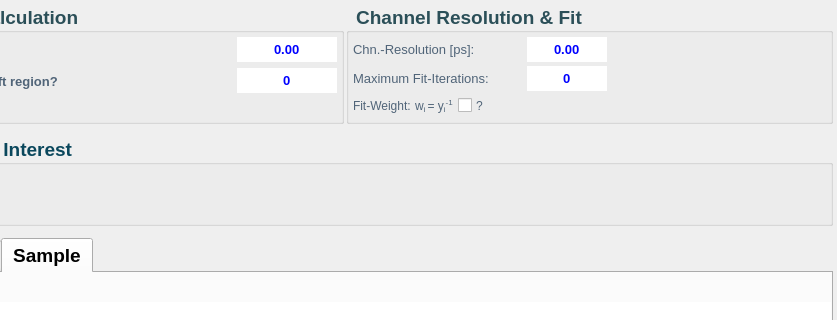
Before: the Qt Designer form ltparameterlistview.ui in dpscience/DQuickLTFit, drawn with Qt 5; both pictures show x 147 to 984 and y 0 to 320 of the 984 by 586 pixel window.
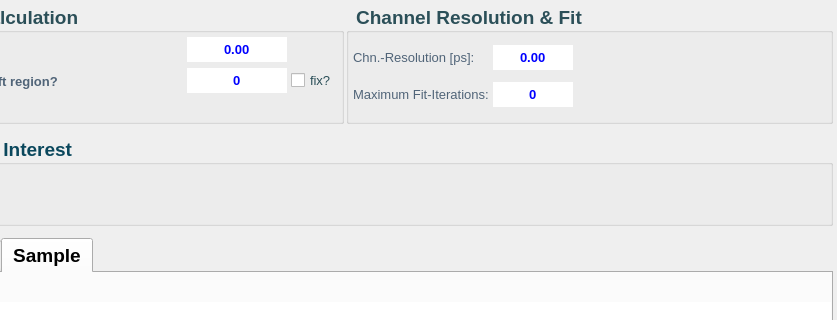
After: the same form once the commit is applied. Custom widgets are drawn as their Qt base class.

Patch:
```diff
--- a/ltparameterlistview.ui
+++ b/ltparameterlistview.ui
@@ -127,28 +127,19 @@
             </property>
            </widget>
           </item>
-          <item row="0" column="0">
-           <widget class="QLabel" name="labelBGCounts">
+          <item row="2" column="3">
+           <widget class="DSVGButton" name="pushButton_Background" native="true">
             <property name="minimumSize">
              <size>
-              <width>100</width>
-              <height>0</height>
+              <width>30</width>
+              <height>30</height>
              </size>
             </property>
-            <property name="font">
-             <font>
-              <family>Arial</family>
-              <pointsize>10</pointsize>
-             </font>
-            </property>
-            <property name="styleSheet">
-             <string notr="true">color: rgb(80,100,120)</string>
-            </property>
-            <property name="text">
-             <string>Counts:</string>
-            </property>
-            <property name="scaledContents">
-             <bool>true</bool>
+            <property name="maximumSize">
+             <size>
+              <width>30</width>
+              <height>30</height>
+             </size>
             </property>
            </widget>
           </item>
@@ -179,18 +170,30 @@
             </property>
            </widget>
           </item>
-          <item row="3" column="0">
-           <spacer name="verticalSpacer">
-            <property name="orientation">
-             <enum>Qt::Vertical</enum>
-            </property>
-            <property name="sizeHint" stdset="0">
+          <item row="0" column="0">
+           <widget class="QLabel" name="labelBGCounts">
+            <property name="minimumSize">
              <size>
-              <width>20</width>
-              <height>40</height>
+              <width>100</width>
+              <height>0</height>
              </size>
             </property>
-           </spacer>
+            <property name="font">
+             <font>
+              <family>Arial</family>
+              <pointsize>10</pointsize>
+             </font>
+            </property>
+            <property name="styleSheet">
+             <string notr="true">color: rgb(80,100,120)</string>
+            </property>
+            <property name="text">
+             <string>Counts:</string>
+            </property>
+            <property name="scaledContents">
+             <bool>true</bool>
+            </property>
+           </widget>
           </item>
           <item row="0" column="4">
            <widget class="QDoubleSpinBox" name="doubleSpinBox_background">
@@ -240,6 +243,19 @@
             </property>
            </widget>
           </item>
+          <item row="3" column="0">
+           <spacer name="verticalSpacer">
+            <property name="orientation">
+             <enum>Qt::Vertical</enum>
+            </property>
+            <property name="sizeHint" stdset="0">
+             <size>
+              <width>20</width>
+              <height>40</height>
+             </size>
+            </property>
+           </spacer>
+          </item>
           <item row="2" column="0">
            <widget class="QLabel" name="labelLstChnOfROI">
             <property name="minimumSize">
@@ -286,19 +302,16 @@
             </property>
            </spacer>
           </item>
-          <item row="2" column="3">
-           <widget class="DSVGButton" name="pushButton_Background" native="true">
-            <property name="minimumSize">
-             <size>
-              <width>20</width>
-              <height>20</height>
-             </size>
+          <item row="2" column="5">
+           <widget class="QCheckBox" name="checkBox_backgroundFixed">
+            <property name="font">
+             <font>
+              <family>Arial</family>
+              <pointsize>10</pointsize>
+             </font>
             </property>
-            <property name="maximumSize">
-             <size>
-              <width>20</width>
-              <height>20</height>
-             </size>
+            <property name="text">
+             <string>fix?</string>
             </property>
            </widget>
           </item>
@@ -469,101 +482,6 @@
             </property>
            </widget>
           </item>
-          <item row="2" column="0">
-           <layout class="QHBoxLayout" name="horizontalLayout_2">
-            <item>
-             <widget class="QLabel" name="label_2">
-              <property name="styleSheet">
-               <string notr="true">color: rgb(80,100,120)</string>
-              </property>
-              <property name="text">
-               <string>Fit-Weight:</string>
-              </property>
-             </widget>
-            </item>
-            <item>
-             <widget class="QLabel" name="label">
-              <property name="styleSheet">
-               <string notr="true">color: rgb(80,100,120)</string>
-              </property>
-              <property name="text">
-               <string>&lt;html&gt;&lt;head/&gt;&lt;body&gt;&lt;p&gt;w&lt;span style=&quot; vertical-align:sub;&quot;&gt;i &lt;/span&gt;= y&lt;span style=&quot; vertical-align:sub;&quot;&gt;i&lt;/span&gt;&lt;span style=&quot; vertical-align:super;&quot;&gt;-1&lt;/span&gt;&lt;/p&gt;&lt;/body&gt;&lt;/html&gt;</string>
-              </property>
-             </widget>
-            </item>
-            <item>
-             <widget class="QCheckBox" name="checkBox_usingYVar">
-              <property name="minimumSize">
-               <size>
-                <width>0</width>
-                <height>0</height>
-               </size>
-              </property>
-              <property name="font">
-               <font>
-                <family>Arial</family>
-                <pointsize>10</pointsize>
-               </font>
-              </property>
-              <property name="styleSheet">
-               <string notr="true">color: rgb(80,100,120)</string>
-              </property>
-              <property name="text">
-               <string/>
-              </property>
-             </widget>
-            </item>
-            <item>
-             <widget class="QLabel" name="label_3">
-              <property name="styleSheet">
-               <string notr="true">color: rgb(80,100,120)</string>
-              </property>
-              <property name="text">
-               <string>?</string>
-              </property>
-             </widget>
-            </item>
-            <item>
-             <spacer name="horizontalSpacer_6">
-              <property name="orientation">
-               <enum>Qt::Horizontal</enum>
-              </property>
-              <property name="sizeHint" stdset="0">
-               <size>
-                <width>40</width>
-                <height>20</height>
-               </size>
-              </property>
-             </spacer>
-            </item>
-           </layout>
-          </item>
-          <item row="2" column="1">
-           <spacer name="horizontalSpacer_7">
-            <property name="orientation">
-             <enum>Qt::Horizontal</enum>
-            </property>
-            <property name="sizeHint" stdset="0">
-             <size>
-              <width>40</width>
-              <height>20</height>
-             </size>
-            </property>
-           </spacer>
-          </item>
-          <item row="2" column="2">
-           <spacer name="horizontalSpacer_8">
-            <property name="orientation">
-             <enum>Qt::Horizontal</enum>
-            </property>
-            <property name="sizeHint" stdset="0">
-             <size>
-              <width>40</width>
-              <height>20</height>
-             </size>
-            </property>
-           </spacer>
-          </item>
          </layout>
         </widget>
        </item>
```
